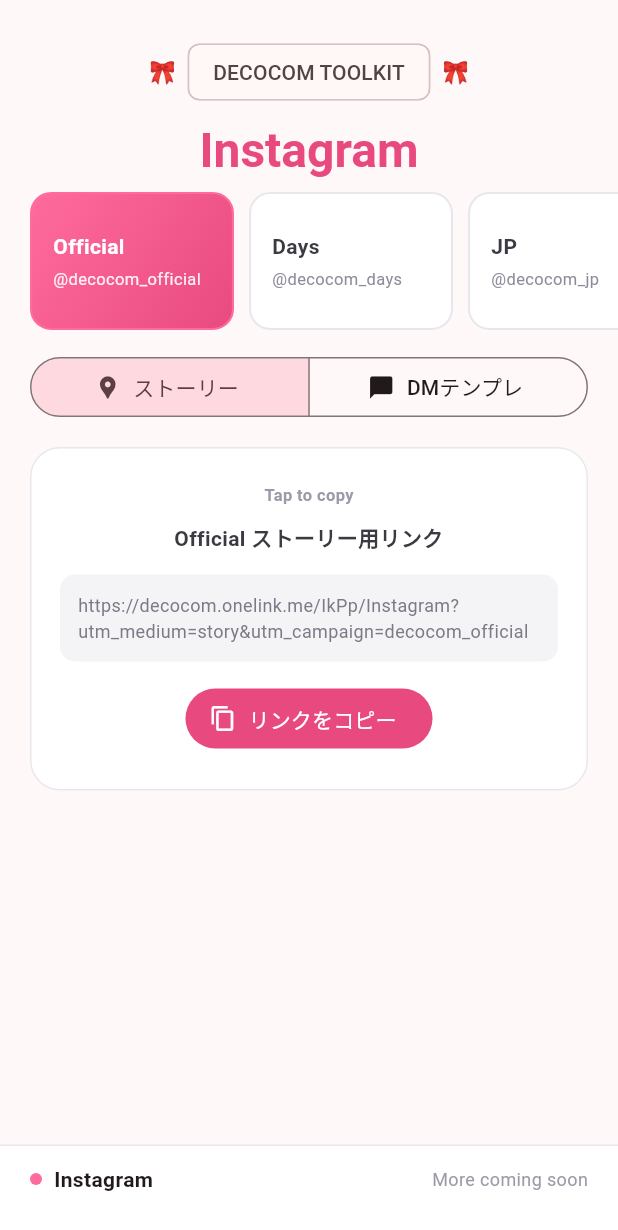
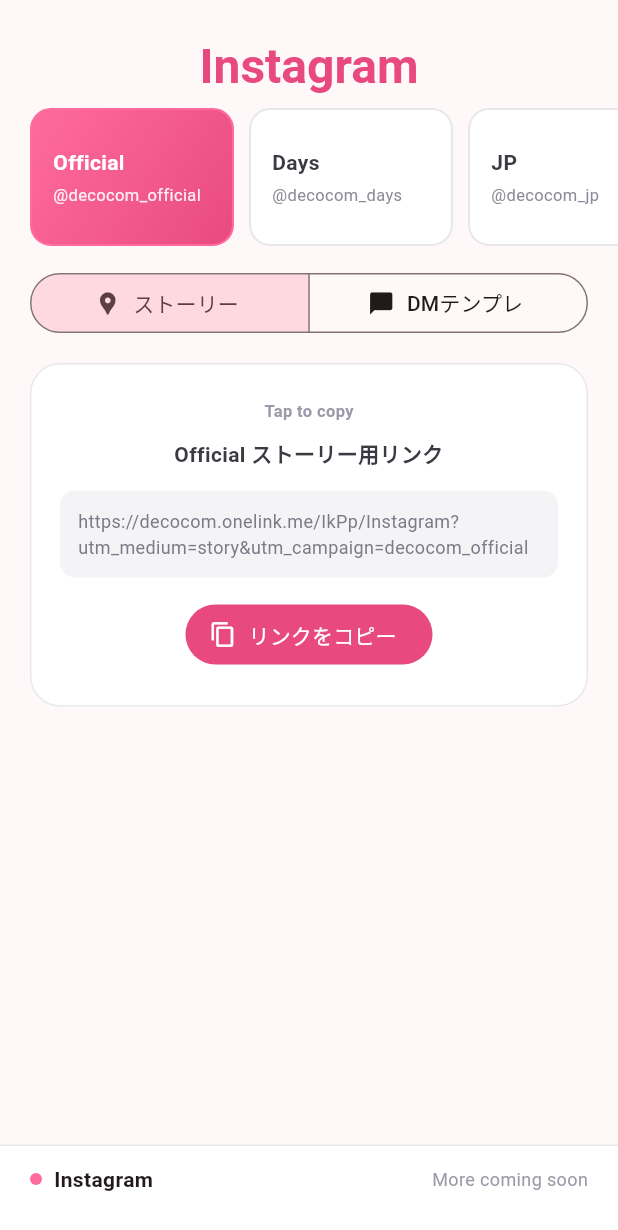
Before and after one commit to decoration-company/decocom_memo_flutter, a Flutter app: the screen it shows after launch, on a phone screen of 412 x 824 dp. Shown: the top 1230 px of the screen. Run offline on Flutter 3.47's test engine with Material 3 defaults, Android fonts, the phone set to English and light mode, and no system bars; our stand-ins replace flutter_riverpod, go_router.

Commit message:
Instagram画面ヘッダーの装飾要素を整理
タイトル上部の絵文字とチップの装飾行を削除し、画面冒頭の見た目をシンプルに整える。

Co-authored-by: Cursor <cursoragent@cursor.com>

```diff
--- a/lib/features/instagram/presentation/pages/instagram_page.dart
+++ b/lib/features/instagram/presentation/pages/instagram_page.dart
@@ -26,17 +26,6 @@ class InstagramPage extends ConsumerWidget {
                 padding: const EdgeInsets.fromLTRB(20, 24, 20, 8),
                 child: Column(
                   children: <Widget>[
-                    const Row(
-                      mainAxisAlignment: MainAxisAlignment.center,
-                      children: <Widget>[
-                        Text('🎀'),
-                        SizedBox(width: 8),
-                        Chip(label: Text('DECOCOM TOOLKIT')),
-                        SizedBox(width: 8),
-                        Text('🎀'),
-                      ],
-                    ),
-                    const SizedBox(height: 8),
                     Text(
                       'Instagram',
                       style: Theme.of(context).textTheme.headlineLarge
```
